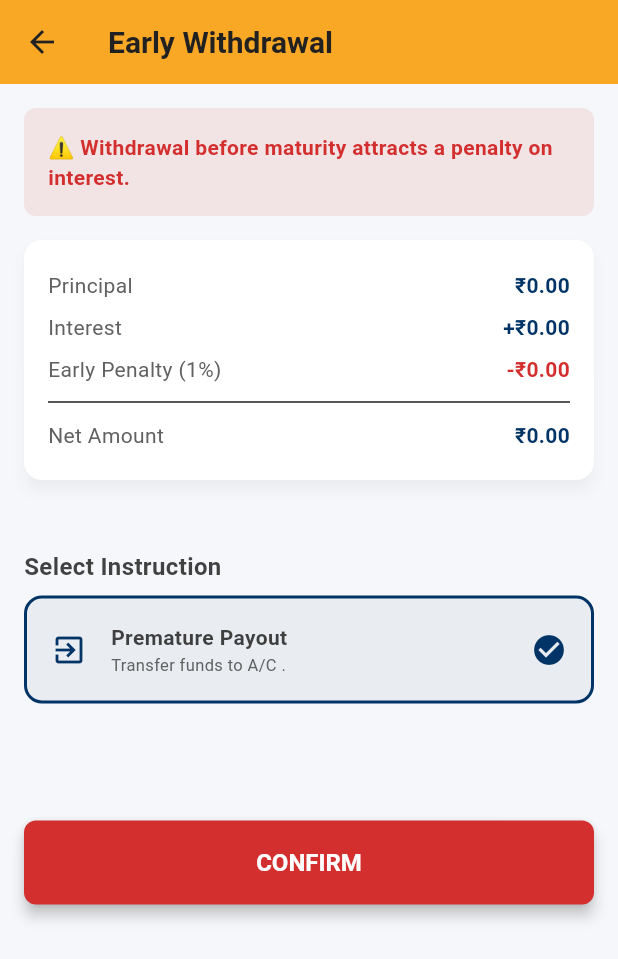
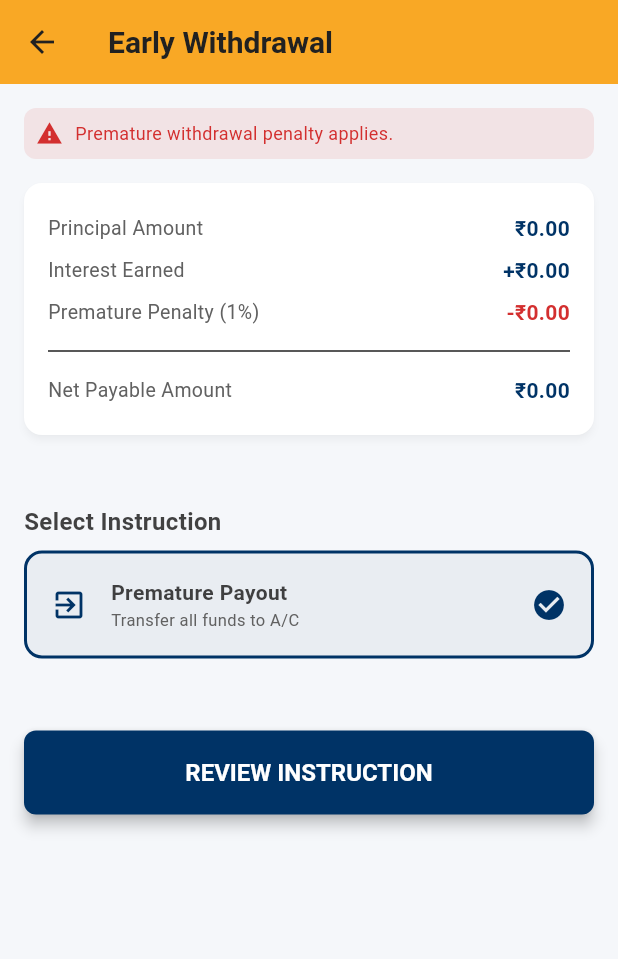
Before and after one commit to qsplimited/cabankapplication, a Flutter app: the MaturityActionScreen screen opened directly with empty values, on a phone screen of 412 x 824 dp. Shown: the top 959 px of the screen. Run offline on Flutter 3.47's test engine with Material 3 defaults, Android fonts, the light colour scheme and no system bars; our stand-ins replace device_info_plus, firebase_core, open_filex, pdf, permission_handler, share_plus; accounts and stored records are empty.

Commit message:
updates changes

```diff
--- a/lib/screens/maturity_action_screen.dart
+++ b/lib/screens/maturity_action_screen.dart
@@ -2,8 +2,8 @@ import 'package:flutter/material.dart';
 import '../theme/app_colors.dart';
 import '../theme/app_dimensions.dart';
 import '../models/deposit_account.dart';
-import '../api/deposit_repository.dart';
 import '../utils/app_formatters.dart';
+import 'maturity_review_screen.dart'; // Ensure this exists
 
 class MaturityActionScreen extends StatefulWidget {
   final DepositAccount deposit;
@@ -16,12 +16,21 @@ class MaturityActionScreen extends StatefulWidget {
 class _MaturityActionScreenState extends State<MaturityActionScreen> {
   late String _selectedAction;
   String _selectedTenure = '1 Year';
-  bool _isLoading = false;
+
+  // Industry Standard: These would eventually come from an API call
+  final List<String> _tenureOptions = [
+    '6 Months',
+    '1 Year',
+    '2 Years',
+    '3 Years',
+    '4 Years',
+    '5 Years'
+  ];
 
   @override
   void initState() {
     super.initState();
-    // VALIDATION 1: Default selection depends on maturity status
+    // Default: If matured, suggest renewal; if not, suggest closure (withdrawal)
     _selectedAction = widget.deposit.isMatured ? 'FULL_RENEWAL' : 'CLOSE';
   }
 
@@ -35,117 +44,79 @@ class _MaturityActionScreenState extends State<MaturityActionScreen> {
       appBar: AppBar(
         title: Text(isMatured ? "Maturity Action" : "Early Withdrawal"),
         backgroundColor: kAccentOrange,
+        elevation: 0,
       ),
       body: SingleChildScrollView(
         padding: const EdgeInsets.all(kPaddingMedium),
         child: Column(
           crossAxisAlignment: CrossAxisAlignment.start,
           children: [
-            // VALIDATION 2: Banner changes based on status
             isMatured ? _buildMaturityBanner() : _buildPrematureWarning(),
+            const SizedBox(height: kSpacingMedium),
+            _buildFinancialSummary(deposit, !isMatured),
+            const SizedBox(height: kSpacingLarge),
 
-            const SizedBox(height: kSpacingMedium),
-
-            // VALIDATION 3: Financial Summary includes penalty if not matured
-            _buildFinancialSummary(deposit, !isMatured),
-
-            const SizedBox(height: kSpacingLarge),
             const Text("Select Instruction", style: TextStyle(fontWeight: FontWeight.bold, fontSize: 16)),
             const SizedBox(height: kPaddingSmall),
 
-            // VALIDATION 4: Only show Renewals if the deposit is actually matured
             if (isMatured) ...[
               _buildActionOption(
                 id: 'FULL_RENEWAL',
                 title: "Renew Principal + Interest",
-                subtitle: "Reinvest \$${deposit.totalMaturityAmount} for a new term.",
+                subtitle: "Reinvest ${AppFormatters.formatCurrency(deposit.totalMaturityAmount)}",
                 icon: Icons.autorenew,
               ),
               _buildActionOption(
                 id: 'PRINCIPAL_RENEWAL',
                 title: "Renew Principal Only",
-                subtitle: "Interest to A/C ${deposit.linkedAccountNumber}.",
+                subtitle: "Interest to A/C ${deposit.linkedAccountNumber}",
                 icon: Icons.account_balance,
               ),
             ],
 
-            // Close option is always available
             _buildActionOption(
               id: 'CLOSE',
               title: isMatured ? "Close & Payout" : "Premature Payout",
-              subtitle: "Transfer funds to A/C ${deposit.linkedAccountNumber}.",
+              subtitle: "Transfer all funds to A/C ${deposit.linkedAccountNumber}",
               icon: Icons.exit_to_app,
             ),
 
-            const SizedBox(height: kSpacingLarge),
-
-            // VALIDATION 5: Tenure dropdown only for renewals
             if (_selectedAction != 'CLOSE' && isMatured) ...[
-              const Text("New Tenure", style: TextStyle(fontWeight: FontWeight.bold)),
+              const SizedBox(height: kSpacingLarge),
+              const Text("Select New Tenure", style: TextStyle(fontWeight: FontWeight.bold)),
               const SizedBox(height: kPaddingSmall),
               _buildTenureDropdown(),
             ],
 
             const SizedBox(height: kSpacingExtraLarge),
-
-            _buildSubmitButton(isMatured),
+            _buildSubmitButton(),
           ],
         ),
       ),
     );
   }
 
-  // --- Supporting UI Methods ---
-
-  Widget _buildPrematureWarning() {
-    return Container(
-      padding: const EdgeInsets.all(kPaddingMedium),
-      decoration: BoxDecoration(color: kErrorRed.withOpacity(0.1), borderRadius: BorderRadius.circular(kRadiusSmall)),
-      child: const Text("⚠ Withdrawal before maturity attracts a penalty on interest.",
-          style: TextStyle(color: kErrorRed, fontWeight: FontWeight.bold)),
-    );
-  }
-
-  Widget _buildMaturityBanner() {
-    return Container(
-      padding: const EdgeInsets.all(kPaddingMedium),
-      decoration: BoxDecoration(color: kSuccessGreen.withOpacity(0.1), borderRadius: BorderRadius.circular(kRadiusSmall)),
-      child: const Text(" This deposit has matured. Select an action to proceed.",
-          style: TextStyle(color: kSuccessGreen, fontWeight: FontWeight.bold)),
-    );
-  }
+  // --- UI Component Methods ---
 
   Widget _buildFinancialSummary(DepositAccount d, bool showPenalty) {
     double penalty = showPenalty ? (d.accruedInterest * 0.01) : 0.0;
     double netAmount = d.totalMaturityAmount - penalty;
 
     return Card(
+      elevation: 2,
+      shape: RoundedRectangleBorder(borderRadius: BorderRadius.circular(kRadiusMedium)),
       child: Padding(
         padding: const EdgeInsets.all(kPaddingMedium),
         child: Column(
           children: [
-            _row("Principal", AppFormatters.formatCurrency(d.principalAmount)),
-            _row("Interest", "+${AppFormatters.formatCurrency(d.accruedInterest)}"),
+            _row("Principal Amount", AppFormatters.formatCurrency(d.principalAmount)),
+            _row("Interest Earned", "+${AppFormatters.formatCurrency(d.accruedInterest)}"),
             if (showPenalty)
-              _row("Early Penalty (1%)", "-${AppFormatters.formatCurrency(penalty)}", color: kErrorRed),
-            const Divider(),
-            // This will now show ₹1,08,250.00 correctly
-            _row("Net Amount", AppFormatters.formatCurrency(netAmount), isBold: true),
+              _row("Premature Penalty (1%)", "-${AppFormatters.formatCurrency(penalty)}", color: kErrorRed),
+            const Divider(height: 24),
+            _row("Net Payable Amount", AppFormatters.formatCurrency(netAmount), isBold: true),
           ],
         ),
-      ),
-    );
-  }
-
-  Widget _row(String l, String v, {bool isBold = false, Color? color}) {
-    return Padding(
-      padding: const EdgeInsets.symmetric(vertical: 4),
-      child: Row(
-        mainAxisAlignment: MainAxisAlignment.spaceBetween,
-        children: [
-          Text(l, style: const TextStyle(color: kLightTextSecondary)),
-          Text(v, style: TextStyle(fontWeight: isBold ? FontWeight.bold : FontWeight.w600, color: color ?? kBrandNavy)),
-        ],
       ),
     );
   }
@@ -182,40 +153,73 @@ class _MaturityActionScreenState extends State<MaturityActionScreen> {
   Widget _buildTenureDropdown() {
     return Container(
       padding: const EdgeInsets.symmetric(horizontal: kPaddingMedium),
-      decoration: BoxDecoration(borderRadius: BorderRadius.circular(kRadiusSmall), border: Border.all(color: kDividerColor)),
+      decoration: BoxDecoration(
+          borderRadius: BorderRadius.circular(kRadiusSmall),
+          border: Border.all(color: kDividerColor),
+          color: Colors.white
+      ),
       child: DropdownButtonHideUnderline(
         child: DropdownButton<String>(
           value: _selectedTenure,
           isExpanded: true,
           onChanged: (val) => setState(() => _selectedTenure = val!),
-          items: ['1 Year', '3 Years'].map((t) => DropdownMenuItem(value: t, child: Text(t))).toList(),
+          items: _tenureOptions.map((t) => DropdownMenuItem(value: t, child: Text(t))).toList(),
         ),
       ),
     );
   }
 
-  Widget _buildSubmitButton(bool isMatured) {
+  Widget _buildSubmitButton() {
     return SizedBox(
       width: double.infinity,
       height: kButtonHeight,
       child: ElevatedButton(
-        onPressed: _isLoading ? null : _submit,
-        style: ElevatedButton.styleFrom(backgroundColor: isMatured ? kBrandNavy : kErrorRed),
-        child: _isLoading
-            ? const CircularProgressIndicator(color: Colors.white)
-            : const Text("CONFIRM", style: TextStyle(color: Colors.white)),
+        onPressed: _submit,
+        style: ElevatedButton.styleFrom(
+            backgroundColor: kBrandNavy,
+            shape: RoundedRectangleBorder(borderRadius: BorderRadius.circular(kRadiusSmall))
+        ),
+        child: const Text("REVIEW INSTRUCTION", style: TextStyle(color: Colors.white, fontWeight: FontWeight.bold)),
       ),
     );
   }
 
-  void _submit() async {
-    setState(() => _isLoading = true);
-    bool success = await DepositRepository().submitMaturityAction(
-      depositId: widget.deposit.id,
-      actionType: _selectedAction,
-      tenure: _selectedTenure,
+  void _submit() {
+    Navigator.push(
+      context,
+      MaterialPageRoute(
+        builder: (c) => MaturityReviewScreen(
+          deposit: widget.deposit,
+          actionType: _selectedAction,
+          tenure: _selectedTenure,
+        ),
+      ),
     );
-    setState(() => _isLoading = false);
-    if (success) Navigator.pop(context);
+  }
+
+  // Banners and Helpers...
+  Widget _buildMaturityBanner() => Container(
+    padding: const EdgeInsets.all(kPaddingSmall),
+    decoration: BoxDecoration(color: kSuccessGreen.withOpacity(0.1), borderRadius: BorderRadius.circular(kRadiusSmall)),
+    child: const Row(children: [Icon(Icons.check_circle, color: kSuccessGreen, size: 18), SizedBox(width: 8), Text("Deposit Matured", style: TextStyle(color: kSuccessGreen, fontWeight: FontWeight.bold))]),
+  );
+
+  Widget _buildPrematureWarning() => Container(
+    padding: const EdgeInsets.all(kPaddingSmall),
+    decoration: BoxDecoration(color: kErrorRed.withOpacity(0.1), borderRadius: BorderRadius.circular(kRadiusSmall)),
+    child: const Row(children: [Icon(Icons.warning, color: kErrorRed, size: 18), SizedBox(width: 8), Expanded(child: Text("Premature withdrawal penalty applies.", style: TextStyle(color: kErrorRed, fontSize: 12)))]),
+  );
+
+  Widget _row(String l, String v, {bool isBold = false, Color? color}) {
+    return Padding(
+      padding: const EdgeInsets.symmetric(vertical: 4),
+      child: Row(
+        mainAxisAlignment: MainAxisAlignment.spaceBetween,
+        children: [
+          Text(l, style: const TextStyle(color: kLightTextSecondary, fontSize: 13)),
+          Text(v, style: TextStyle(fontWeight: isBold ? FontWeight.bold : FontWeight.w600, color: color ?? kBrandNavy, fontSize: 14)),
+        ],
+      ),
+    );
   }
 }
```
Also changed, not shown: lib/screens/maturity_review_screen.dart (added, +166 -0 lines).
